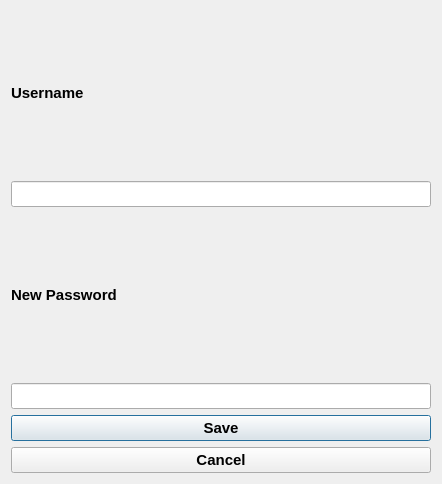
First picture: the form in forgetpasswordwindow.ui, repository AP-projects-4001/-, before the edit.
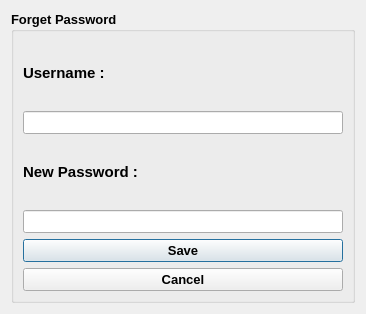
Second picture: the form after the edit.

Patch:
```diff
--- a/forgetpasswordwindow.ui
+++ b/forgetpasswordwindow.ui
@@ -6,13 +6,41 @@
    <rect>
     <x>0</x>
     <y>0</y>
-    <width>442</width>
-    <height>484</height>
+    <width>366</width>
+    <height>314</height>
    </rect>
   </property>
+  <property name="minimumSize">
+   <size>
+    <width>366</width>
+    <height>314</height>
+   </size>
+  </property>
+  <property name="maximumSize">
+   <size>
+    <width>366</width>
+    <height>314</height>
+   </size>
+  </property>
   <property name="windowTitle">
    <string>Dialog</string>
   </property>
+  <layout class="QVBoxLayout" name="verticalLayout_2">
+   <item>
+    <widget class="QGroupBox" name="groupBox">
+     <property name="font">
+      <font>
+       <pointsize>10</pointsize>
+       <weight>75</weight>
+       <bold>true</bold>
+      </font>
+     </property>
+     <property name="cursor">
+      <cursorShape>ArrowCursor</cursorShape>
+     </property>
+     <property name="title">
+      <string>Forget Password</string>
+     </property>
   <layout class="QVBoxLayout" name="verticalLayout">
    <item>
     <widget class="QLabel" name="label_2">
@@ -26,7 +54,7 @@
       </font>
      </property>
      <property name="text">
-      <string>Username</string>
+         <string>Username :</string>
      </property>
     </widget>
    </item>
@@ -34,7 +62,7 @@
     <widget class="QLineEdit" name="username_line">
      <property name="font">
       <font>
-       <pointsize>11</pointsize>
+          <pointsize>10</pointsize>
        <weight>75</weight>
        <bold>true</bold>
       </font>
@@ -54,7 +82,7 @@
       </font>
      </property>
      <property name="text">
-      <string>New Password</string>
+         <string>New Password :</string>
      </property>
      <property name="wordWrap">
       <bool>false</bool>
@@ -65,18 +93,21 @@
     <widget class="QLineEdit" name="newpassword_line">
      <property name="font">
       <font>
-       <pointsize>11</pointsize>
+          <pointsize>10</pointsize>
        <weight>75</weight>
        <bold>true</bold>
       </font>
      </property>
+        <property name="text">
+         <string/>
+        </property>
     </widget>
    </item>
    <item>
     <widget class="QPushButton" name="save_button">
      <property name="font">
       <font>
-       <pointsize>11</pointsize>
+          <pointsize>10</pointsize>
        <weight>75</weight>
        <bold>true</bold>
       </font>
@@ -93,7 +124,7 @@
     <widget class="QPushButton" name="cancel_button">
      <property name="font">
       <font>
-       <pointsize>11</pointsize>
+          <pointsize>10</pointsize>
        <weight>75</weight>
        <bold>true</bold>
       </font>
@@ -101,6 +132,9 @@
      <property name="text">
       <string>Cancel</string>
      </property>
+       </widget>
+      </item>
+     </layout>
     </widget>
    </item>
   </layout>
```
Left out of the diff: 6 changed lines with no effect on the pictures. Lines whose indentation alone changed are shown as unchanged.
